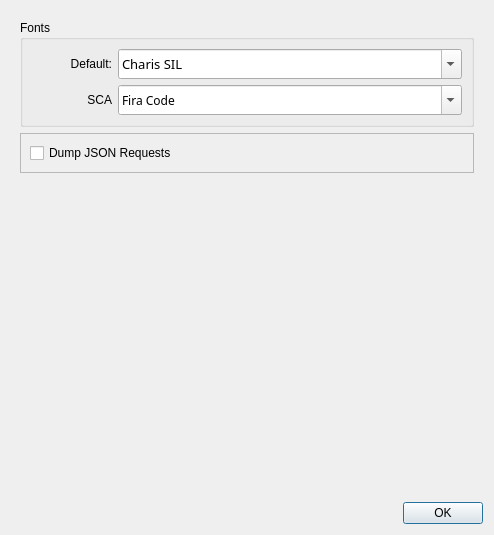
The window that ui/SettingsDialog.ui (Sirraide/smyth) describes before a commit, drawn with Qt 5.
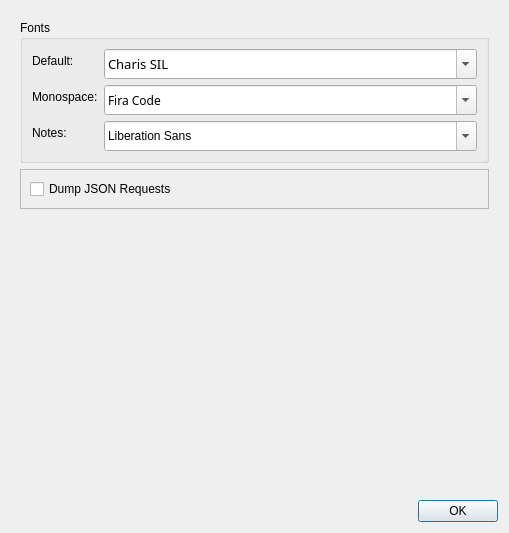
The same window after the commit.

Commit message: [Notes] Introduce a notes tab

The edit to the form file:
```diff
--- a/ui/SettingsDialog.ui
+++ b/ui/SettingsDialog.ui
@@ -9,8 +9,8 @@
    <rect>
     <x>0</x>
     <y>0</y>
-    <width>494</width>
-    <height>535</height>
+    <width>509</width>
+    <height>533</height>
    </rect>
   </property>
   <property name="windowTitle">
@@ -34,63 +34,35 @@
         <property name="title">
          <string>Fonts</string>
         </property>
-        <property name="flat">
-         <bool>false</bool>
-        </property>
-        <property name="checkable">
-         <bool>false</bool>
-        </property>
-        <layout class="QVBoxLayout" name="verticalLayout_3">
-         <item>
-          <widget class="QFrame" name="frame_2">
-           <property name="maximumSize">
-            <size>
-             <width>16777215</width>
-             <height>40</height>
-            </size>
-           </property>
-           <property name="frameShape">
-            <enum>QFrame::NoFrame</enum>
-           </property>
-           <property name="frameShadow">
-            <enum>QFrame::Raised</enum>
-           </property>
-           <layout class="QHBoxLayout" name="horizontalLayout">
-            <property name="leftMargin">
-             <number>0</number>
-            </property>
-            <property name="topMargin">
-             <number>0</number>
-            </property>
-            <property name="rightMargin">
-             <number>0</number>
-            </property>
-            <property name="bottomMargin">
-             <number>0</number>
-            </property>
-            <item>
-             <widget class="QLabel" name="label_default_font">
-              <property name="minimumSize">
-               <size>
-                <width>80</width>
-                <height>0</height>
-               </size>
-              </property>
-              <property name="maximumSize">
-               <size>
-                <width>80</width>
-                <height>16777215</height>
-               </size>
-              </property>
+        <layout class="QFormLayout" name="formLayout_2">
+         <item row="0" column="0">
+          <widget class="QLabel" name="label">
               <property name="text">
                <string>Default:</string>
               </property>
-              <property name="alignment">
-               <set>Qt::AlignRight|Qt::AlignTrailing|Qt::AlignVCenter</set>
-              </property>
-             </widget>
-            </item>
-            <item>
+          </widget>
+         </item>
+         <item row="1" column="0">
+          <widget class="QLabel" name="label_2">
+           <property name="sizePolicy">
+            <sizepolicy hsizetype="Preferred" vsizetype="Preferred">
+             <horstretch>0</horstretch>
+             <verstretch>0</verstretch>
+            </sizepolicy>
+           </property>
+           <property name="text">
+            <string>Monospace:</string>
+           </property>
+          </widget>
+         </item>
+         <item row="2" column="0">
+          <widget class="QLabel" name="label_3">
+           <property name="text">
+            <string>Notes:</string>
+           </property>
+          </widget>
+         </item>
+         <item row="0" column="1">
              <widget class="QFontComboBox" name="font_default">
               <property name="minimumSize">
                <size>
@@ -110,59 +82,7 @@
               </property>
              </widget>
             </item>
-           </layout>
-          </widget>
-         </item>
-         <item>
-          <widget class="QFrame" name="frame_3">
-           <property name="maximumSize">
-            <size>
-             <width>16777215</width>
-             <height>40</height>
-            </size>
-           </property>
-           <property name="frameShape">
-            <enum>QFrame::NoFrame</enum>
-           </property>
-           <property name="frameShadow">
-            <enum>QFrame::Raised</enum>
-           </property>
-           <layout class="QHBoxLayout" name="horizontalLayout_2">
-            <property name="leftMargin">
-             <number>0</number>
-            </property>
-            <property name="topMargin">
-             <number>0</number>
-            </property>
-            <property name="rightMargin">
-             <number>0</number>
-            </property>
-            <property name="bottomMargin">
-             <number>0</number>
-            </property>
-            <item>
-             <widget class="QLabel" name="label_mono_font">
-              <property name="minimumSize">
-               <size>
-                <width>80</width>
-                <height>0</height>
-               </size>
-              </property>
-              <property name="maximumSize">
-               <size>
-                <width>80</width>
-                <height>16777215</height>
-               </size>
-              </property>
-              <property name="text">
-               <string>SCA</string>
-              </property>
-              <property name="alignment">
-               <set>Qt::AlignRight|Qt::AlignTrailing|Qt::AlignVCenter</set>
-              </property>
-             </widget>
-            </item>
-            <item>
+         <item row="1" column="1">
              <widget class="QFontComboBox" name="font_mono">
               <property name="minimumSize">
                <size>
@@ -180,7 +100,14 @@
               </property>
              </widget>
             </item>
-           </layout>
+         <item row="2" column="1">
+          <widget class="QFontComboBox" name="font_notes">
+           <property name="minimumSize">
+            <size>
+             <width>0</width>
+             <height>30</height>
+            </size>
+           </property>
           </widget>
          </item>
         </layout>
```
Left out of the diff: 19 changed lines with no effect on the pictures. Lines whose indentation alone changed are shown as unchanged. The commit also changes 12 other files.
